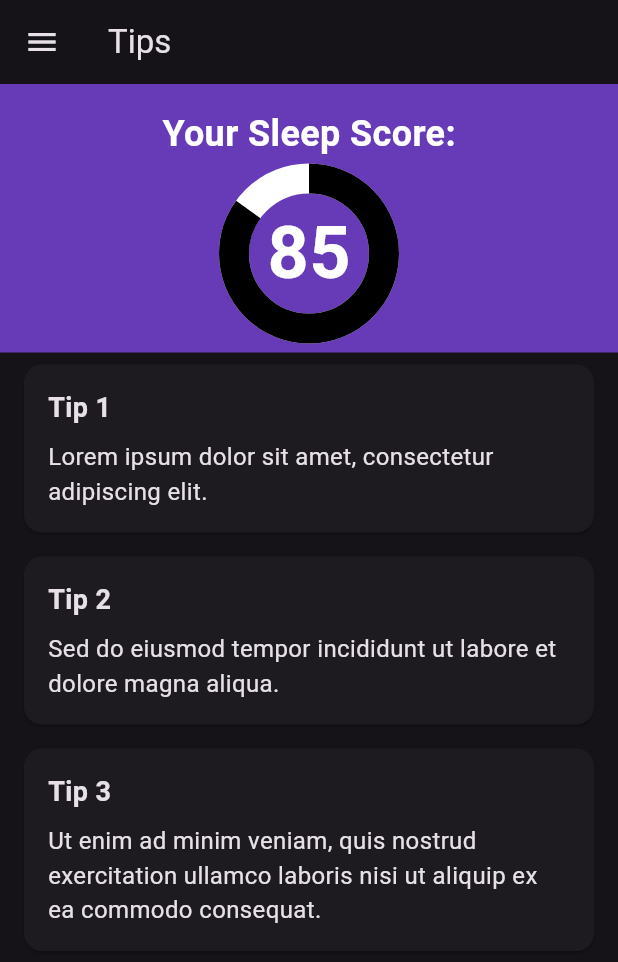
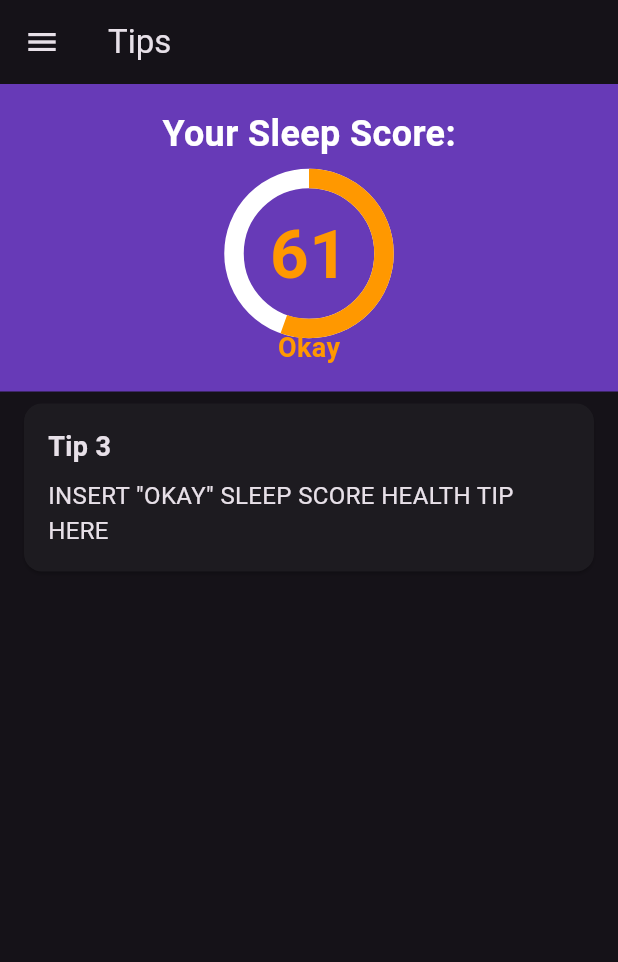
Before and after one commit to COMP490-SleepTracker/SleepTrackerApp, a Flutter app: the TipsPage screen opened directly, on a phone screen of 412 x 824 dp. Shown: the top 962 px of the screen. Run offline on Flutter 3.47's test engine with Material 3 defaults, Android fonts, the phone set to English and light mode, and no system bars; our stand-ins replace calendar_timeline, firebase_auth, firebase_core, firebase_database, fl_chart, flutter_secure_storage and 4 more; missing offline and left inert: alarm, health, light; accounts and stored records are empty.

Commit message:
Added logic to calculate sleep Score Sleep score color changes based on value Populates health tip

```diff
--- a/lib/Pages/Tips/TipsPage.dart
+++ b/lib/Pages/Tips/TipsPage.dart
@@ -1,4 +1,5 @@
 import 'package:flutter/material.dart';
+import 'package:health/health.dart';
 import 'package:sleeptrackerapp/Pages/NavigationPanel.dart';
 
 class TipsPage extends StatelessWidget {
@@ -7,9 +8,73 @@ class TipsPage extends StatelessWidget {
 
   @override
   Widget build(BuildContext context) {
+    // Define the maximum sleep score
+    const double maxSleepScore = 110.0;
+
+// Assuming you have fetched the health data for steps, deep, rem, and sleeptime
+  double stepsValue = 4583; // Example value for steps from 11.28
+  double deepValue = 41; // Example value for deep sleep from 11.28
+  double remValue = 69; // Example value for REM sleep from 11.28
+  double sleeptimeValue = 241; // Example value for sleep time from 11.28
+
+  // Define the multipliers
+  double stepsMultiplier = 0.005;
+  double deepMultiplier = 0.25;
+  double remMultiplier = 0.25;
+  double sleeptimeMultiplier = 0.05;
+
+  // Perform mathematical operations on the health data using multipliers
+  int stepsmath = (stepsValue * stepsMultiplier).toInt();
+  int deepmath = (deepValue * deepMultiplier).toInt();
+  int remmath = (remValue * remMultiplier).toInt();
+  int sleeptimemath = (sleeptimeValue * sleeptimeMultiplier).toInt();
+
+
+
+  int currentSleepScore =(stepsmath + deepmath + remmath + sleeptimemath);
+    // Calculate the scaled sleep score percentage
+    final double sleepScorePercentage = currentSleepScore / maxSleepScore;
+
+    // Retrieve the color of the circular progress indicator
+    String sleepQuality = '';
+    Color progressColor = Colors.green;
+
+    // Determine sleep quality and progress color
+    if (currentSleepScore >= 89) {
+      sleepQuality = 'Great';
+      progressColor = Colors.green;
+    } else if (currentSleepScore >= 68) {
+      sleepQuality = 'Good';
+      progressColor = Colors.yellow;
+    } else if (currentSleepScore >= 47) {
+      sleepQuality = 'Okay';
+      progressColor = Colors.orange;
+    } else {
+      sleepQuality = 'Bad';
+      progressColor = Colors.red;
+    }
+
+    String tipTitle = '';
+    String tipDescription = '';
+
+    // Determine which tip to display based on the current sleep score
+    if (currentSleepScore >= 89) {
+      tipTitle = 'Tip 1';
+      tipDescription = 'INSERT "GREAT" SLEEP SCORE HEALTH TIP HERE';
+    } else if (currentSleepScore >= 68) {
+      tipTitle = 'Tip 2';
+      tipDescription = 'INSERT "GOOD" SLEEP SCORE HEALTH TIP HERE';
+    } else if (currentSleepScore >= 47) {
+      tipTitle = 'Tip 3';
+      tipDescription = 'INSERT "OKAY" SLEEP SCORE HEALTH TIP HERE';
+    } else {
+      tipTitle = 'Tip 4';
+      tipDescription = 'INSERT "BAD" SLEEP SCORE HEALTH TIP HERE';
+    }
+
     return Scaffold(
       appBar: AppBar(
-        title: Text('Tips'),
+        title: const Text('Tips'),
       ),
       drawer: const NavigationPanel(),
       body: Column(
@@ -33,28 +98,34 @@ class TipsPage extends StatelessWidget {
                 Container(
                   width: 100.0,
                   height: 100.0,
-                  child: const Stack(
+                  child: Stack(
                     alignment: Alignment.center,
                     children: [
                       SizedBox(
                         width: 120.0, // Size of the circular progress indicator
                         height: 120.0,
-                        child: CircularProgressIndicator(
-                          value: 0.85, // Dummy sleep score value (85%)
-                          backgroundColor: Colors.white,
-                          valueColor: AlwaysStoppedAnimation<Color>(Colors.black),
-                          strokeWidth: 20.0,
+                        child: CustomCircularProgressIndicator(
+                          value: sleepScorePercentage, // Use scaled sleep score percentage
+                          progressColor: progressColor,
                         ),
                       ),
                       Text(
-                        '85', // Dummy sleep score value
+                        currentSleepScore.toStringAsFixed(0), // Display the current sleep score
                         style: TextStyle(
-                          fontSize: 48.0,
+                          fontSize: 45.0,
                           fontWeight: FontWeight.bold,
-                          color: Colors.white,
+                          color: progressColor, // Use the same color as the progress indicator
                         ),
                       ),
                     ],
+                  ),
+                ),
+                Text(
+                  sleepQuality, // Display sleep quality
+                  style: TextStyle(
+                    fontSize: 18.0,
+                    fontWeight: FontWeight.bold,
+                    color: progressColor, // Use the same color as the progress indicator
                   ),
                 ),
               ],
@@ -62,25 +133,37 @@ class TipsPage extends StatelessWidget {
           ),
           Expanded(
             child: ListView(
-              children: const [
+              children: [
                 TipCard(
-                  title: 'Tip 1',
-                  description: 'Lorem ipsum dolor sit amet, consectetur adipiscing elit.',
+                  title: tipTitle,
+                  description: tipDescription,
                 ),
-                TipCard(
-                  title: 'Tip 2',
-                  description: 'Sed do eiusmod tempor incididunt ut labore et dolore magna aliqua.',
-                ),
-                TipCard(
-                  title: 'Tip 3',
-                  description: 'Ut enim ad minim veniam, quis nostrud exercitation ullamco laboris nisi ut aliquip ex ea commodo consequat.',
-                ),
-                // Add more TipCards as needed
               ],
             ),
           ),
         ],
       ),
+    );
+  }
+}
+
+class CustomCircularProgressIndicator extends StatelessWidget {
+  final double value;
+  final Color progressColor;
+
+  const CustomCircularProgressIndicator({
+    Key? key,
+    required this.value,
+    required this.progressColor,
+  }) : super(key: key);
+
+  @override
+  Widget build(BuildContext context) {
+    return CircularProgressIndicator(
+      value: value,
+      backgroundColor: const Color.fromARGB(255, 255, 255, 255),
+      valueColor: AlwaysStoppedAnimation<Color>(progressColor),
+      strokeWidth: 13.0,
     );
   }
 }
```
Also changed, not shown: pubspec.lock, 1 other file.
